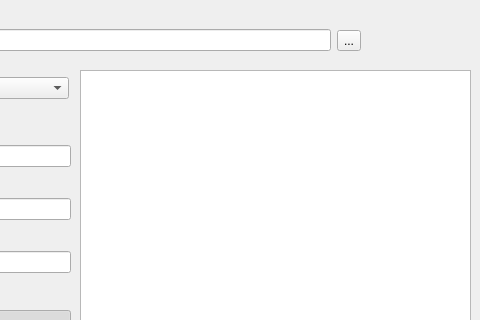
Old version of the form OBDCU/src/View/emulationwidget.ui in the repository z1230601/BAKK_Prodanovic_Zaric_OBD; both pictures show x 320 to 800 and y 0 to 320 of the 800 by 630 pixel window.
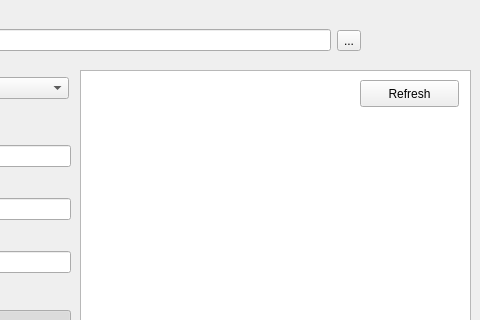
New version of the form.

Patch:
```diff
--- a/OBDCU/src/View/emulationwidget.ui
+++ b/OBDCU/src/View/emulationwidget.ui
@@ -202,6 +202,19 @@
     </item>
    </layout>
   </widget>
+  <widget class="QPushButton" name="refreshBtn">
+   <property name="geometry">
+    <rect>
+     <x>680</x>
+     <y>80</y>
+     <width>99</width>
+     <height>27</height>
+    </rect>
+   </property>
+   <property name="text">
+    <string>Refresh</string>
+   </property>
+  </widget>
  </widget>
  <resources/>
  <connections/>
```
